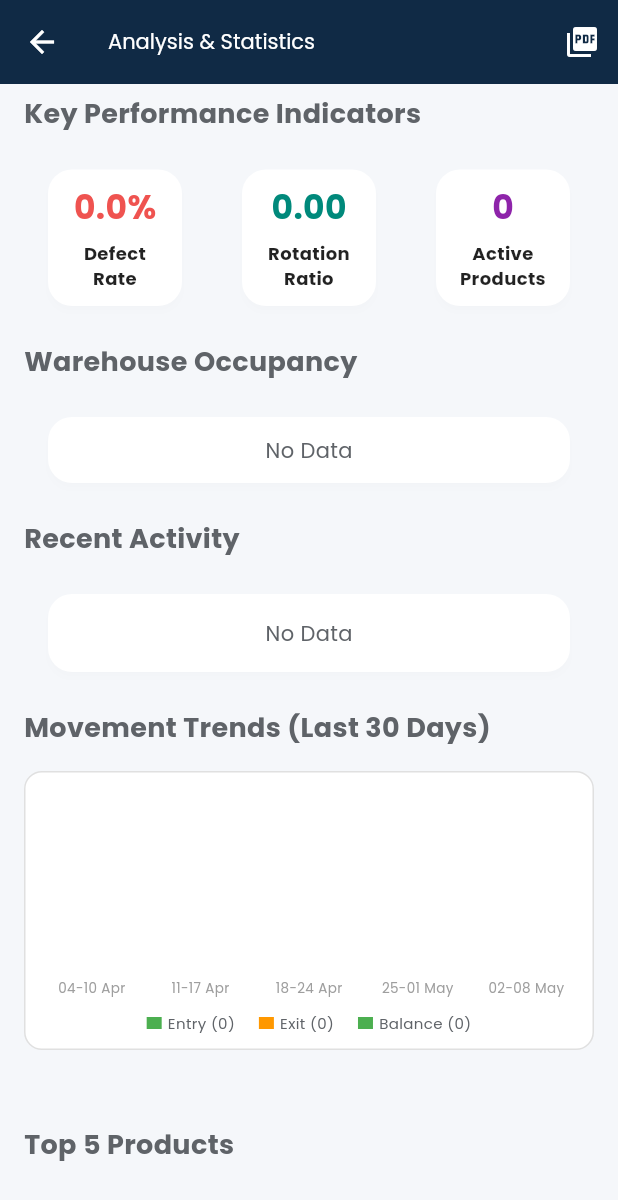
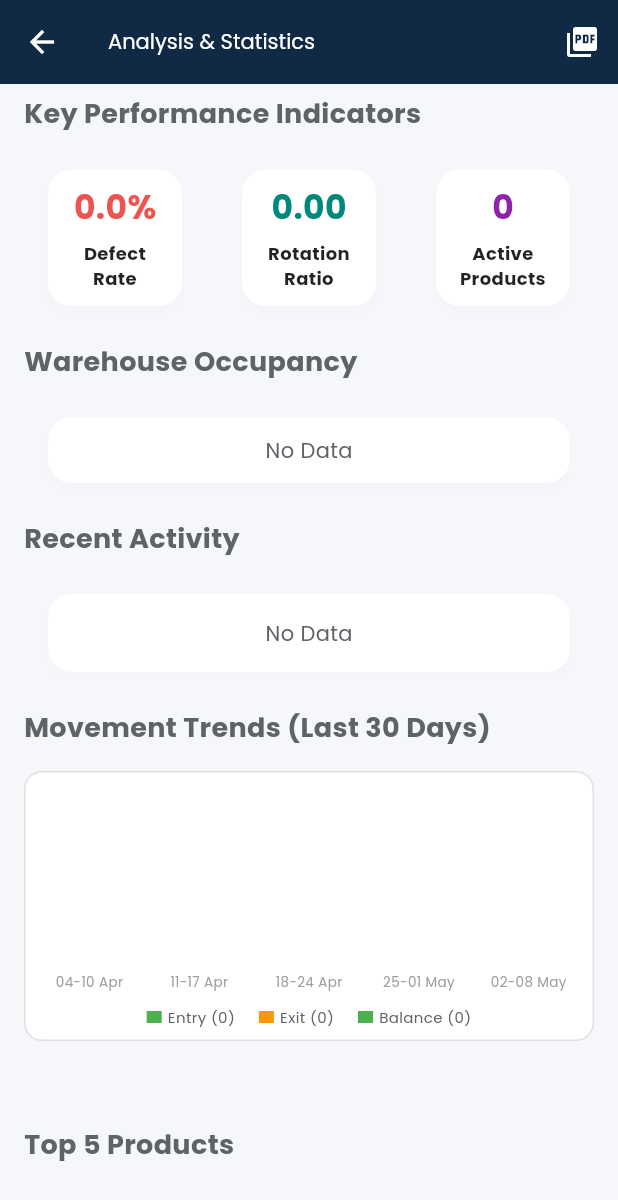
Before and after one commit to alvarolg2/Jar, a Flutter app: the AnalysisView screen opened by its route, scrolled down 217 dp, on a phone screen of 412 x 824 dp. Shown: the top 1200 px of the screen. Run offline on Flutter 3.47's test engine with Material 3 defaults, Android fonts, the phone set to English and light mode, and no system bars; our stand-ins replace file_picker, google_fonts, google_generative_ai, package_info_plus, pdf, printing and 6 more; missing offline and left inert: cunning_document_scanner, flag, google_mlkit_text_recognition, in_app_update; accounts and stored records are empty.

Commit message:
feat: add numeric value labels to trend chart bars

```diff
--- a/lib/ui/views/analysis/widgets/bar_trend_chart.dart
+++ b/lib/ui/views/analysis/widgets/bar_trend_chart.dart
@@ -1,5 +1,6 @@
 import 'package:flutter/material.dart';
 import 'package:jar/l10n/app_localizations.dart';
+import 'package:jar/utils/weekly_movement_data.dart';
 
 class BarTrendChart extends StatelessWidget {
   final List<Map<String, dynamic>> data;
@@ -13,62 +14,24 @@ class BarTrendChart extends StatelessWidget {
       return Center(child: Text(l10n.noData));
     }
 
-    final inData = <String, int>{};
-    final outData = <String, int>{};
-    final sortedDates = <String>{};
+    final l10n = AppLocalizations.of(context)!;
+    final weekly = WeeklyMovementData.fromRawData(data,
+        getMonthLabel: (month) {
+          final months = [
+            l10n.monthJan, l10n.monthFeb, l10n.monthMar, l10n.monthApr,
+            l10n.monthMay, l10n.monthJun, l10n.monthJul, l10n.monthAug,
+            l10n.monthSep, l10n.monthOct, l10n.monthNov, l10n.monthDec
+          ];
+          return months[month - 1];
+        });
 
-    for (var item in data) {
-      final date = item['date'] as String;
-      final type = item['type'] as String;
-      final count = item['count'] as int;
-      sortedDates.add(date);
-      if (type == 'in') {
-        inData[date] = count;
-      } else {
-        outData[date] = count;
-      }
-    }
-
-    final sortedDateList = sortedDates.toList()..sort();
-    final totalIn = inData.values.fold(0, (a, b) => a + b);
-    final totalOut = outData.values.fold(0, (a, b) => a + b);
-    final netBalance = totalIn - totalOut;
-
-    final now = DateTime.now();
-    final weeklyIn = <int>[];
-    final weeklyOut = <int>[];
-    final weekLabels = <String>[];
-
-    for (int w = 4; w >= 0; w--) {
-      final weekEnd = now.subtract(Duration(days: w * 7));
-      final weekStart = weekEnd.subtract(const Duration(days: 6));
-      final startStr = weekStart.toIso8601String().split('T').first;
-      final endStr = weekEnd.toIso8601String().split('T').first;
-
-      int sumIn = 0, sumOut = 0;
-      for (final date in sortedDateList) {
-        if (date.compareTo(startStr) >= 0 && date.compareTo(endStr) <= 0) {
-          sumIn += inData[date] ?? 0;
-          sumOut += outData[date] ?? 0;
-        }
-      }
-      weeklyIn.add(sumIn);
-      weeklyOut.add(sumOut);
-
-      final startDay = weekStart.day.toString().padLeft(2, '0');
-      final endDay = weekEnd.day.toString().padLeft(2, '0');
-      final month = _getMonthShort(weekEnd.month, context);
-      weekLabels.add('$startDay-$endDay $month');
-    }
-
-    final maxWeekly = [...weeklyIn, ...weeklyOut].reduce((a, b) => a > b ? a : b);
-    final chartHeight = 120.0;
+    final chartHeight = 110.0;
 
     return Column(
       crossAxisAlignment: CrossAxisAlignment.start,
       children: [
         Container(
-          padding: const EdgeInsets.all(10),
+          padding: const EdgeInsets.all(8),
           decoration: BoxDecoration(
             color: Colors.white,
             borderRadius: BorderRadius.circular(12),
@@ -77,11 +40,11 @@ class BarTrendChart extends StatelessWidget {
           child: Column(
             children: [
               SizedBox(
-                height: chartHeight + 20,
+                height: chartHeight + 28,
                 child: Row(
                   crossAxisAlignment: CrossAxisAlignment.end,
                   children: [
-                    for (int i = 0; i < weeklyIn.length; i++) ...[
+                    for (int i = 0; i < weekly.weeklyIn.length; i++) ...[
                       Expanded(
                         child: Column(
                           mainAxisAlignment: MainAxisAlignment.end,
@@ -90,45 +53,79 @@ class BarTrendChart extends StatelessWidget {
                               mainAxisAlignment: MainAxisAlignment.center,
                               crossAxisAlignment: CrossAxisAlignment.end,
                               children: [
-                                Container(
+                                SizedBox(
                                   width: 12,
-                                  height: maxWeekly > 0
-                                      ? (weeklyIn[i] / maxWeekly) * chartHeight
-                                      : 0,
-                                  decoration: BoxDecoration(
-                                    color: Colors.green,
-                                    borderRadius: const BorderRadius.only(
-                                      topLeft: Radius.circular(2),
-                                      topRight: Radius.circular(2),
-                                    ),
+                                  child: Column(
+                                    mainAxisSize: MainAxisSize.min,
+                                    children: [
+                                      if (weekly.weeklyIn[i] > 0)
+                                        Text(
+                                          '${weekly.weeklyIn[i]}',
+                                          style: const TextStyle(
+                                              fontSize: 7, color: Colors.green),
+                                        ),
+                                      Container(
+                                        height: weekly.maxWeekly > 0
+                                            ? (weekly.weeklyIn[i] /
+                                                    weekly.maxWeekly) *
+                                                chartHeight
+                                            : 0,
+                                        decoration: BoxDecoration(
+                                          color: Colors.green,
+                                          borderRadius:
+                                              const BorderRadius.only(
+                                            topLeft: Radius.circular(2),
+                                            topRight: Radius.circular(2),
+                                          ),
+                                        ),
+                                      ),
+                                    ],
                                   ),
                                 ),
                                 const SizedBox(width: 4),
-                                Container(
+                                SizedBox(
                                   width: 12,
-                                  height: maxWeekly > 0
-                                      ? (weeklyOut[i] / maxWeekly) * chartHeight
-                                      : 0,
-                                  decoration: BoxDecoration(
-                                    color: Colors.orange,
-                                    borderRadius: const BorderRadius.only(
-                                      topLeft: Radius.circular(2),
-                                      topRight: Radius.circular(2),
-                                    ),
+                                  child: Column(
+                                    mainAxisSize: MainAxisSize.min,
+                                    children: [
+                                      if (weekly.weeklyOut[i] > 0)
+                                        Text(
+                                          '${weekly.weeklyOut[i]}',
+                                          style: const TextStyle(
+                                              fontSize: 7,
+                                              color: Colors.orange),
+                                        ),
+                                      Container(
+                                        height: weekly.maxWeekly > 0
+                                            ? (weekly.weeklyOut[i] /
+                                                    weekly.maxWeekly) *
+                                                chartHeight
+                                            : 0,
+                                        decoration: BoxDecoration(
+                                          color: Colors.orange,
+                                          borderRadius:
+                                              const BorderRadius.only(
+                                            topLeft: Radius.circular(2),
+                                            topRight: Radius.circular(2),
+                                          ),
+                                        ),
+                                      ),
+                                    ],
                                   ),
                                 ),
                               ],
                             ),
-                            const SizedBox(height: 4),
+                            const SizedBox(height: 2),
                             Text(
-                              weekLabels[i],
+                              weekly.weekLabels[i],
                               style: const TextStyle(
                                   fontSize: 9, color: Colors.grey),
                             ),
                           ],
                         ),
                       ),
-                      if (i < weeklyIn.length - 1) const SizedBox(width: 4),
+                      if (i < weekly.weeklyIn.length - 1)
+                        const SizedBox(width: 4),
                     ],
                   ],
                 ),
@@ -139,20 +136,22 @@ class BarTrendChart extends StatelessWidget {
                 children: [
                   Container(width: 10, height: 8, color: Colors.green),
                   const SizedBox(width: 4),
-                  Text('${AppLocalizations.of(context)!.movementIn} ($totalIn)',
+                  Text('${l10n.movementIn} (${weekly.totalIn})',
                       style: const TextStyle(fontSize: 10)),
                   const SizedBox(width: 16),
                   Container(width: 10, height: 8, color: Colors.orange),
                   const SizedBox(width: 4),
-                  Text('${AppLocalizations.of(context)!.movementOut} ($totalOut)',
+                  Text('${l10n.movementOut} (${weekly.totalOut})',
                       style: const TextStyle(fontSize: 10)),
                   const SizedBox(width: 16),
                   Container(
                       width: 10,
                       height: 8,
-                      color: netBalance >= 0 ? Colors.green : Colors.red),
+                      color: weekly.netBalance >= 0
+                          ? Colors.green
+                          : Colors.red),
                   const SizedBox(width: 4),
-                  Text('Balance ($netBalance)',
+                  Text('Balance (${weekly.netBalance})',
                       style: const TextStyle(fontSize: 10)),
                 ],
               ),
@@ -162,14 +161,4 @@ class BarTrendChart extends StatelessWidget {
       ],
     );
   }
-
-  String _getMonthShort(int month, BuildContext context) {
-    final l10n = AppLocalizations.of(context)!;
-    final months = [
-      l10n.monthJan, l10n.monthFeb, l10n.monthMar, l10n.monthApr,
-      l10n.monthMay, l10n.monthJun, l10n.monthJul, l10n.monthAug,
-      l10n.monthSep, l10n.monthOct, l10n.monthNov, l10n.monthDec
-    ];
-    return months[month - 1];
-  }
 }
--- /dev/null
+++ b/lib/utils/weekly_movement_data.dart
@@ -0,0 +1,94 @@
+import 'package:flutter/material.dart';
+
+class WeeklyMovementData {
+  final List<int> weeklyIn;
+  final List<int> weeklyOut;
+  final List<String> weekLabels;
+  final int totalIn;
+  final int totalOut;
+  final int netBalance;
+
+  WeeklyMovementData({
+    required this.weeklyIn,
+    required this.weeklyOut,
+    required this.weekLabels,
+    required this.totalIn,
+    required this.totalOut,
+    required this.netBalance,
+  });
+
+  factory WeeklyMovementData.fromRawData(List<Map<String, dynamic>> data,
+      {int weeks = 5, String Function(int)? getMonthLabel}) {
+    final inData = <String, int>{};
+    final outData = <String, int>{};
+    final sortedDates = <String>{};
+
+    for (var item in data) {
+      final date = item['date'] as String;
+      final type = item['type'] as String;
+      final count = item['count'] as int;
+      sortedDates.add(date);
+      if (type == 'in') {
+        inData[date] = count;
+      } else {
+        outData[date] = count;
+      }
+    }
+
+    final sortedDateList = sortedDates.toList()..sort();
+    final totalIn = inData.values.fold(0, (a, b) => a + b);
+    final totalOut = outData.values.fold(0, (a, b) => a + b);
+    final netBalance = totalIn - totalOut;
+
+    final now = DateTime.now();
+    final weeklyIn = <int>[];
+    final weeklyOut = <int>[];
+    final weekLabels = <String>[];
+
+    for (int w = weeks - 1; w >= 0; w--) {
+      final weekEnd = now.subtract(Duration(days: w * 7));
+      final weekStart = weekEnd.subtract(const Duration(days: 6));
+      final startStr = weekStart.toIso8601String().split('T').first;
+      final endStr = weekEnd.toIso8601String().split('T').first;
+
+      int sumIn = 0, sumOut = 0;
+      for (final date in sortedDateList) {
+        if (date.compareTo(startStr) >= 0 && date.compareTo(endStr) <= 0) {
+          sumIn += inData[date] ?? 0;
+          sumOut += outData[date] ?? 0;
+        }
+      }
+      weeklyIn.add(sumIn);
+      weeklyOut.add(sumOut);
+
+      final startDay = weekStart.day.toString().padLeft(2, '0');
+      final endDay = weekEnd.day.toString().padLeft(2, '0');
+      final month = getMonthLabel != null
+          ? getMonthLabel(weekEnd.month)
+          : _defaultMonthLabel(weekEnd.month);
+      weekLabels.add('$startDay-$endDay $month');
+    }
+
+    return WeeklyMovementData(
+      weeklyIn: weeklyIn,
+      weeklyOut: weeklyOut,
+      weekLabels: weekLabels,
+      totalIn: totalIn,
+      totalOut: totalOut,
+      netBalance: netBalance,
+    );
+  }
+
+  static String _defaultMonthLabel(int month) {
+    const months = [
+      'Jan', 'Feb', 'Mar', 'Apr', 'May', 'Jun',
+      'Jul', 'Aug', 'Sep', 'Oct', 'Nov', 'Dec'
+    ];
+    return months[month - 1];
+  }
+
+  int get maxWeekly => [
+        ...weeklyIn,
+        ...weeklyOut
+      ].reduce((a, b) => a > b ? a : b);
+}
```
Also changed, not shown: lib/services/pdf_report_builder.dart (+46 -48 lines).
